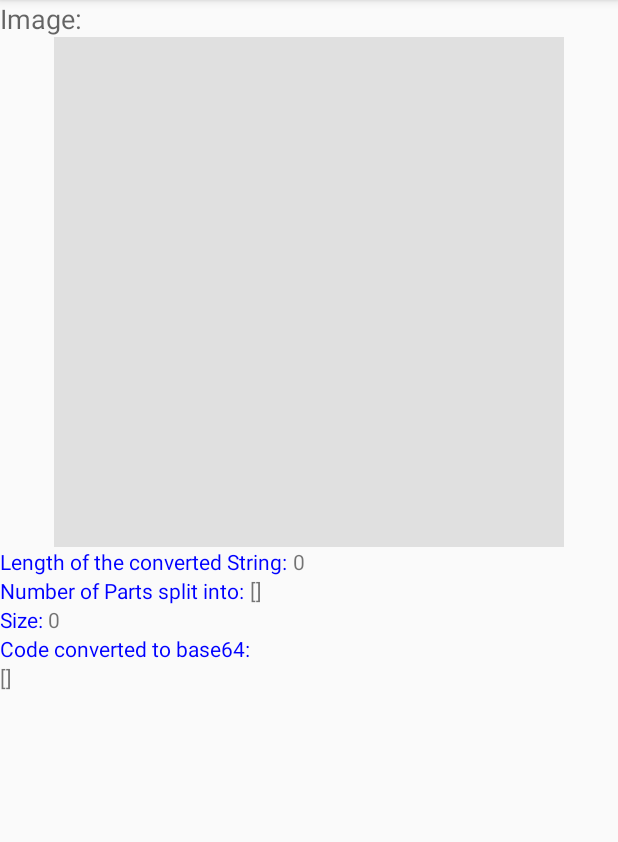
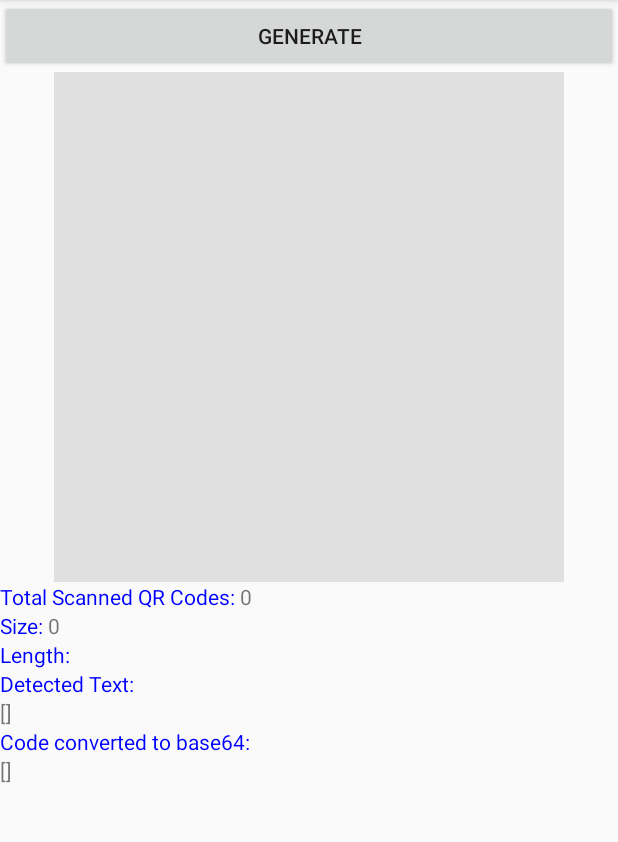
Before and after one commit to sadiromer/QRCommunication, an Android app: the ScanCameraActivity screen opened directly, with no data from a screen before it, after a tap on "STOP!", on a phone screen of 412 x 824 dp, the part 84-926 px from its top. Run offline under Robolectric (Android 15) with nearby library versions, the phone set to English and light mode, and no system bars; 1 statement that could not run was skipped; 1 other tap on this screen came first.

Commit message:
Transfer and retrieve Images. Success!!

```diff
--- a/app/build.gradle
+++ b/app/build.gradle
@@ -22,7 +22,8 @@ android {
 dependencies {
     compile fileTree(dir: 'libs', include: ['*.jar'])
     testCompile 'junit:junit:4.12'
-    compile 'com.android.support:appcompat-v7:23.3.0'
     compile project(':core-3.2.1')
     compile project(':universal-image-loader-1.9.5')
+    compile 'com.android.support:appcompat-v7:23.4.0'
+    compile 'com.android.support:support-v4:23.4.0'
 }
--- a/app/src/main/AndroidManifest.xml
+++ b/app/src/main/AndroidManifest.xml
@@ -32,7 +32,8 @@
         <activity android:name=".generate.GenerateTextActivity" />
         <activity android:name=".generate.GenerateImageActivity" />
         <activity android:name=".scan.ScanCameraActivity" />
-        <activity android:name=".generate.GenerateImageActivity2"></activity>
+        <activity android:name=".generate.GenerateImageActivity2" />
+        <activity android:name=".generate.StreamingQRCodeActivity"></activity>
     </application>
 
 </manifest>
--- a/app/src/main/java/com/example/android/qrcommunication/scan/ScanCameraActivity.java
+++ b/app/src/main/java/com/example/android/qrcommunication/scan/ScanCameraActivity.java
@@ -14,7 +14,6 @@ import android.view.SurfaceHolder;
 import android.view.SurfaceView;
 import android.view.View;
 import android.widget.Button;
-import android.widget.Toast;
 import android.widget.ZoomControls;
 
 import com.example.android.qrcommunication.R;
@@ -41,6 +40,7 @@ public class ScanCameraActivity extends Activity implements SurfaceHolder.Callba
     public final static String EXTRA_DECODED_FILE= "DecodedFile";
     public final static int CAMERA_CODE = 2;
     private static final String ENCODE_NAME = "ISO-8859-1";
+    private int bufferCapacity = 1000000;
 
 
 
@@ -52,8 +52,8 @@ public class ScanCameraActivity extends Activity implements SurfaceHolder.Callba
     private Camera camera;
     private Button CaptureButton;
     private ZoomControls zoomControls;
-    private int PreviewWidth=320;
-    private int PreviewHeight=240;
+    private int PreviewWidth=640;
+    private int PreviewHeight=480;
     private int currentZoomLevel = 0, maxZoomLevel = 0;
     private Camera.Parameters cameraParameters;
     private final static int AUTOFOCUS_DELAY= 800;
@@ -337,7 +337,6 @@ public class ScanCameraActivity extends Activity implements SurfaceHolder.Callba
     }
 
 
-
     //---------------------------PreviewCallback----------------------------------------------------
     private Camera.PreviewCallback previewCallback = new Camera.PreviewCallback() {
 
@@ -356,7 +355,7 @@ public class ScanCameraActivity extends Activity implements SurfaceHolder.Callba
                 try {
                     Result result = new MultiFormatReader().decode(binBitmap,decodeHint);
 
-                    Toast.makeText(getApplicationContext(), result.toString() , Toast.LENGTH_LONG).show();
+                   // Toast.makeText(getApplicationContext(), result.toString() , Toast.LENGTH_LONG).show();
 
                     if(result.toString().equals("START")){
                         stopAutofocus();
@@ -390,9 +389,13 @@ public class ScanCameraActivity extends Activity implements SurfaceHolder.Callba
                 try {
                     Result result = new MultiFormatReader().decode(binBitmap);
 
+
+                    binBitmapArray.add(binBitmap);
+
+
                     StringResults.add(result.toString());
                     System.out.println("\n result(): >>"+StringResults+"<<");
-                    //Toast.makeText(getApplicationContext(), result.toString() , Toast.LENGTH_LONG).show();
+                   // Toast.makeText(getApplicationContext(), result.toString() , Toast.LENGTH_LONG).show();
 
                     //byte[] resultBytes=getRawBytes(result);
 
@@ -403,11 +406,11 @@ public class ScanCameraActivity extends Activity implements SurfaceHolder.Callba
                     // Auto-generated catch block
                     e.printStackTrace();
                 }
-                i++;
+               // i++;
 
 
 
-                binBitmapArray.add(binBitmap);
+                //binBitmapArray.add(binBitmap);
                 NumberOfBitmaps++;
 
                 Log.i("Extrating", NumberOfBitmaps +" frames added.");
--- a/app/src/main/res/layout/activity_generate_image2.xml
+++ b/app/src/main/res/layout/activity_generate_image2.xml
@@ -4,6 +4,7 @@
     android:layout_width="match_parent"
     android:layout_height="match_parent"
     android:orientation="vertical"
+    android:keepScreenOn="true"
     tools:context="com.example.android.qrcommunication.generate.GenerateImageActivity2">
 
     <TextView
--- a/app/src/main/res/layout/activity_scan_camera.xml
+++ b/app/src/main/res/layout/activity_scan_camera.xml
@@ -18,7 +18,8 @@
 
     <RelativeLayout
         android:layout_width="match_parent"
-        android:layout_height="wrap_content" >
+        android:layout_height="wrap_content"
+        android:layout_gravity="bottom">
 
         <Button
             android:id="@+id/button_capture"
@@ -37,4 +38,6 @@
 
     </RelativeLayout>
 
+
+
 </LinearLayout>
--- a/app/src/main/res/layout/activity_scan_continuous.xml
+++ b/app/src/main/res/layout/activity_scan_continuous.xml
@@ -6,12 +6,12 @@
     android:layout_height="match_parent"
     tools:context="com.example.android.qrcommunication.scan.ScanContinuousActivity">
 
-    <TextView
-        android:layout_width="wrap_content"
+    <Button
+        android:layout_width="match_parent"
         android:layout_height="wrap_content"
-        android:textAppearance="?android:attr/textAppearanceMedium"
-        android:text="Image:" />
-
+        android:text="Generate"
+        android:id="@+id/buttonDecodeGenerate"
+        android:onClick="buttonDecodeGenerate"/>
 
 
     <ImageView
@@ -30,31 +30,16 @@
         <TextView
             android:layout_width="wrap_content"
             android:layout_height="wrap_content"
-            android:text="Length of the converted String: "
+            android:text="Total Scanned QR Codes: "
             android:textColor="#ff0000ff"/>
 
         <TextView
             android:layout_width="wrap_content"
             android:layout_height="wrap_content"
             android:id="@+id/base64details" />
+
     </LinearLayout>
 
-    <LinearLayout
-        android:layout_width="wrap_content"
-        android:layout_height="wrap_content"
-        android:orientation="horizontal">
-
-        <TextView
-            android:layout_width="match_parent"
-            android:layout_height="wrap_content"
-            android:text="Number of Parts split into: "
-            android:textColor="#ff0000ff"/>
-
-        <TextView
-            android:layout_width="wrap_content"
-            android:layout_height="wrap_content"
-            android:id="@+id/base64details2" />
-    </LinearLayout>
 
     <LinearLayout
         android:layout_width="wrap_content"
@@ -73,6 +58,36 @@
             android:id="@+id/sizeString" />
     </LinearLayout>
 
+    <LinearLayout
+        android:layout_width="wrap_content"
+        android:layout_height="wrap_content"
+        android:orientation="horizontal">
+
+        <TextView
+            android:layout_width="match_parent"
+            android:layout_height="wrap_content"
+            android:text="Length: "
+            android:textColor="#ff0000ff"/>
+
+        <TextView
+            android:layout_width="wrap_content"
+            android:layout_height="wrap_content"
+            android:id="@+id/lengthString" />
+    </LinearLayout>
+
+
+
+    <TextView
+        android:layout_width="match_parent"
+        android:layout_height="wrap_content"
+        android:text="Detected Text: "
+        android:textColor="#ff0000ff"/>
+
+    <TextView
+        android:layout_width="wrap_content"
+        android:layout_height="wrap_content"
+        android:id="@+id/base64details2" />
+
 
 
     <TextView
--- a/app/src/main/res/values/colors.xml
+++ b/app/src/main/res/values/colors.xml
@@ -3,4 +3,6 @@
     <color name="colorPrimary">#3F51B5</color>
     <color name="colorPrimaryDark">#303F9F</color>
     <color name="colorAccent">#FF4081</color>
+
+    <color name="black_overlay">#66000000</color>
 </resources>
--- a/app/src/main/res/values/strings.xml
+++ b/app/src/main/res/values/strings.xml
@@ -24,4 +24,8 @@
         <item>  Q  </item>
         <item>  H  </item>
     </string-array>
+
+    <string name="title_activity_generate_image_fullscreen">GenerateImageFullscreenActivity</string>
+    <string name="dummy_button">Dummy Button</string>
+    <string name="dummy_content">DUMMY\nCONTENT</string>
 </resources>
```
Also changed, not shown: app/src/main/java/com/example/android/qrcommunication/generate/GenerateImageActivity.java (+12 -5 lines), app/src/main/java/com/example/android/qrcommunication/generate/GenerateImageActivity2.java (+19 -5 lines), app/src/main/java/com/example/android/qrcommunication/generate/StreamingQRCodeActivity.java (added, +15 -0 lines), app/src/main/java/com/example/android/qrcommunication/scan/ScanContinuousActivity.java (+45 -12 lines), app/src/main/res/layout/activity_generate_image.xml (+23 -4 lines), app/src/main/res/layout/activity_streaming_qrcode.xml (added, +17 -0 lines), app/src/main/res/values/attrs.xml (added, +12 -0 lines), app/src/main/res/values/styles.xml (+12 -0 lines).
